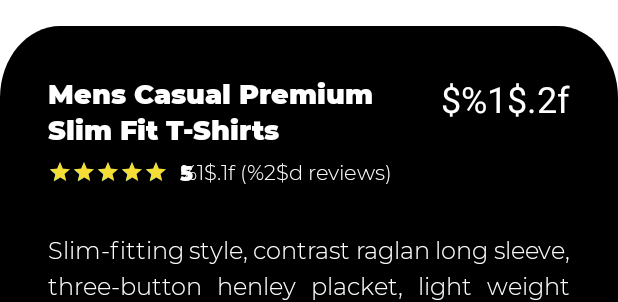
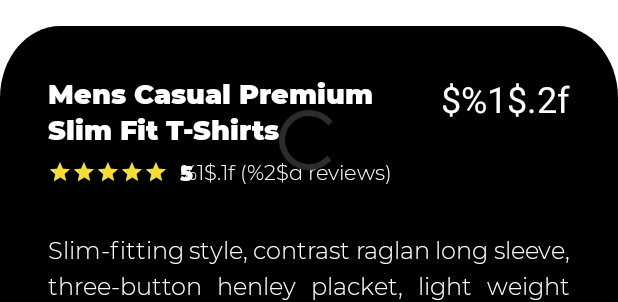
Before and after one commit to tolia-ogurt/trempel, an Android app: the layout pdp_fragment.xml on its own in the app's theme, with its tools: preview values and no code run, on a phone screen of 412 x 824 dp. Shown: the part 478-780 px from the top of the screen. Run offline under Robolectric (Android 15) with nearby library versions, the phone set to English and light mode, and no system bars; network calls fail.

Commit message:
bug with progress bar

```diff
--- a/app/src/main/java/com/example/trempel/PdpFragment.kt
+++ b/app/src/main/java/com/example/trempel/PdpFragment.kt
@@ -5,7 +5,9 @@ import android.os.Bundle
 import android.view.LayoutInflater
 import android.view.View
 import android.view.ViewGroup
+import android.widget.ProgressBar
 import android.widget.Toast
+import androidx.core.view.isVisible
 import androidx.fragment.app.Fragment
 import com.example.trempel.databinding.PdpFragmentBinding
 import javax.inject.Inject
@@ -32,7 +34,6 @@ internal class PdpFragment : Fragment() {
             viewModel.loadProduct()
             observeExceptionResponse()
         }.root
-
     }
 
     private fun observeExceptionResponse() {
--- a/app/src/main/java/com/example/trempel/di/NetworkModule.kt
+++ b/app/src/main/java/com/example/trempel/di/NetworkModule.kt
@@ -4,6 +4,7 @@ import com.example.trempel.network.service.ProductService
 import dagger.Module
 import dagger.Provides
 import retrofit2.Retrofit
+import retrofit2.adapter.rxjava2.RxJava2CallAdapterFactory
 import retrofit2.converter.gson.GsonConverterFactory
 import javax.inject.Singleton
 
@@ -18,6 +19,7 @@ internal class NetworkModule {
         return Retrofit.Builder()
             .baseUrl(BASE_URL)
             .addConverterFactory(GsonConverterFactory.create())
+            .addCallAdapterFactory(RxJava2CallAdapterFactory.create())
             .build()
     }
 
--- a/app/src/main/java/com/example/trempel/network/service/ProductService.kt
+++ b/app/src/main/java/com/example/trempel/network/service/ProductService.kt
@@ -1,12 +1,12 @@
 package com.example.trempel.network.service
 
 import com.example.trempel.network.model.ProductModel
-import retrofit2.Call
+import io.reactivex.Single
 import retrofit2.http.GET
 import retrofit2.http.Path
 
 internal interface ProductService {
 
     @GET("/products/{id}")
-    fun getProduct(@Path("id") productId: Int): Call<ProductModel>
+    fun getProduct(@Path("id") productId: Int): Single<ProductModel>
 }
--- a/app/src/main/res/layout/pdp_fragment.xml
+++ b/app/src/main/res/layout/pdp_fragment.xml
@@ -4,6 +4,8 @@
     xmlns:tools="http://schemas.android.com/tools">
 
     <data>
+
+        <import type="android.view.View"/>
 
         <variable
             name="viewModel"
@@ -140,5 +142,16 @@
             app:layout_constraintBottom_toBottomOf="@id/view"
             app:layout_constraintEnd_toEndOf="@id/view"
             app:layout_constraintStart_toStartOf="@id/view" />
+
+        <ProgressBar
+            android:id="@+id/progress_bar_test"
+            android:layout_width="wrap_content"
+            android:layout_height="wrap_content"
+            android:indeterminateTint="@color/grey"
+            app:layout_constraintBottom_toBottomOf="parent"
+            app:layout_constraintEnd_toEndOf="parent"
+            app:layout_constraintStart_toStartOf="parent"
+            app:layout_constraintTop_toTopOf="parent"
+            app:visibility="@{viewModel.isInProgress}" />
     </androidx.constraintlayout.motion.widget.MotionLayout>
 </layout>
--- a/app/src/main/res/values/colors.xml
+++ b/app/src/main/res/values/colors.xml
@@ -8,4 +8,5 @@
     <color name="black">#FF000000</color>
     <color name="white">#FFFFFFFF</color>
     <color name="yellow">#F4DE36</color>
+    <color name="grey">#2C2C2B</color>
 </resources>
```
Also changed, not shown: app/build.gradle (+9 -0 lines), app/src/main/java/com/example/trempel/BindingAdapters.kt (+7 -0 lines), app/src/main/java/com/example/trempel/PdpViewModel.kt (+32 -10 lines), app/src/main/java/com/example/trempel/ProductRepository.kt (+9 -19 lines).
